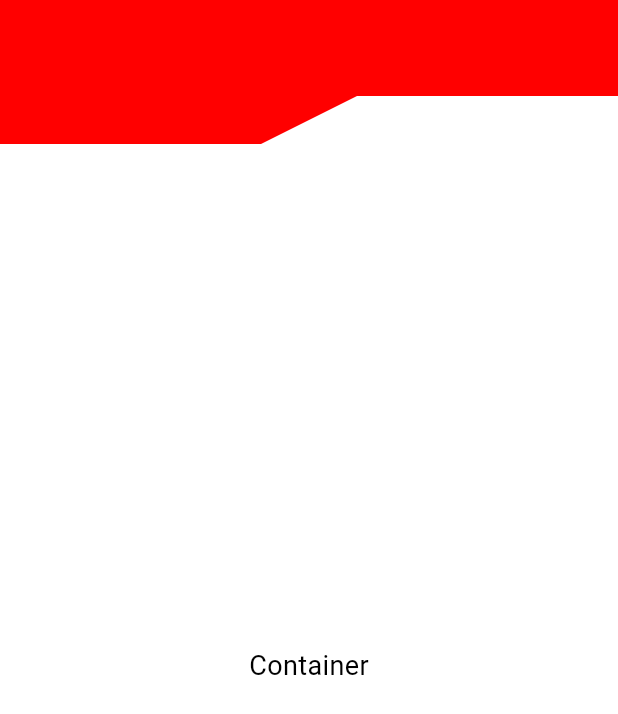
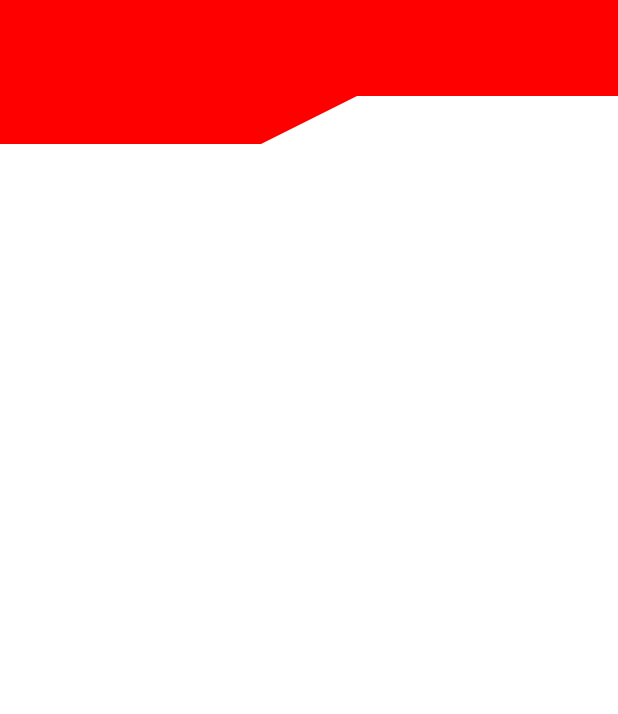
Before and after one commit to alex-nash-ucf/pokeverse, a Flutter app: the screen it shows after launch, swiped to page 3, on a phone screen of 412 x 824 dp. Shown: the top 714 px of the screen. Run offline on Flutter 3.47's test engine with Material 3 defaults, Android fonts, the light colour scheme and no system bars; network calls fail; project files that could hold a hidden picture were left out.

Commit message:
team edit idk

```diff
--- /dev/null
+++ b/mobile/lib/pages/editTeam.dart
@@ -0,0 +1,20 @@
+import 'package:flutter/material.dart';
+
+class EditTeam extends StatelessWidget {
+
+  final Color color;
+    final Map<String, dynamic>? team;
+
+   const EditTeam({
+    super.key,
+    this.color = Colors.white10,
+    this.team,
+
+  });
+
+  @override
+  Widget build(BuildContext context) {
+    return Container(
+    );
+  }
+}
--- a/mobile/lib/pages/teamSearch.dart
+++ b/mobile/lib/pages/teamSearch.dart
@@ -231,9 +231,10 @@ class _TeamSearchState extends State<TeamSearch> {
 
                             if (snapshot.hasData) {
                               final pokemon = snapshot.data;
+
+                              team["pokemon"] = pokemon;
                               return TeamSearchItem(
-                                name: team["name"],
-                                pokemon: pokemon,
+                                team: team,
                               );
                             }
 
--- a/mobile/lib/screens/hub.dart
+++ b/mobile/lib/screens/hub.dart
@@ -1,5 +1,6 @@
 import 'package:flutter/material.dart';
 import 'package:mobile/componenets/carouselItem.dart';
+import 'package:mobile/pages/editTeam.dart';
 import 'package:mobile/pages/pokemonSearch.dart';
 import 'package:mobile/pages/teamSearch.dart';
 
@@ -37,7 +38,7 @@ class _HubScreenState extends State<HubScreen> {
               children: [
                 PokemonSearch(),
                 TeamSearch(),
-                CarouselItem()
+                EditTeam()
               ],
             ),
           ),
```
Also changed, not shown: mobile/lib/componenets/teamSearchItem.dart (+19 -19 lines).
